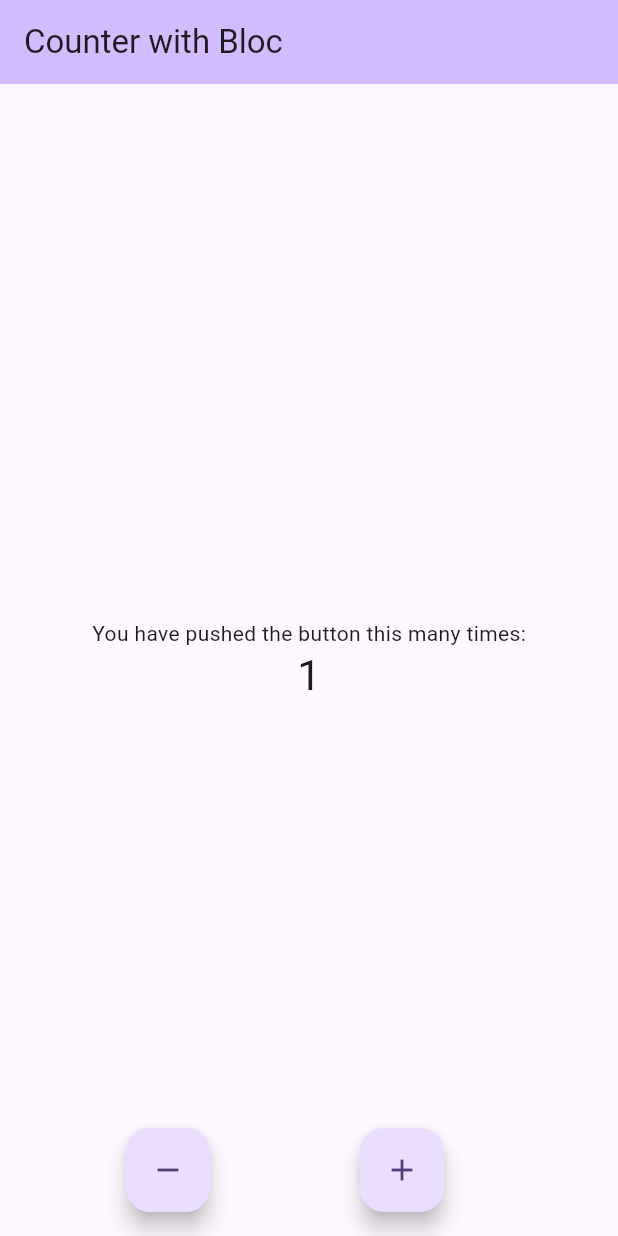
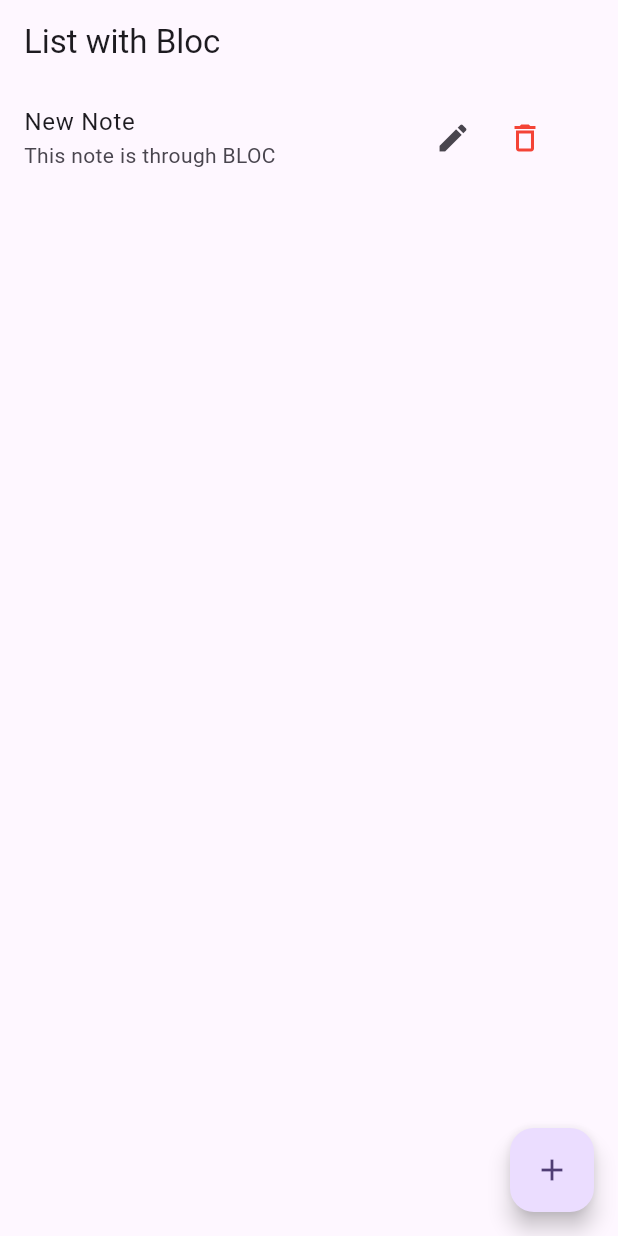
Before and after one commit to raunak2909/bloc_exp_392, a Flutter app: the screen it shows after launch, after a tap on the "add" icon, on a phone screen of 412 x 824 dp. Run offline on Flutter 3.47's test engine with Material 3 defaults, Android fonts, the phone set to English and light mode, and no system bars; our stand-ins replace flutter_bloc.

Commit message:
Implemented List of Map with BLOC

```diff
--- /dev/null
+++ b/lib/bloc/list_bloc.dart
@@ -0,0 +1,29 @@
+import 'package:bloc_exp_392/bloc/list_event.dart';
+import 'package:bloc_exp_392/bloc/list_state.dart';
+import 'package:flutter_bloc/flutter_bloc.dart';
+
+class ListBloc extends Bloc<ListEvent, ListState>{
+
+  ListBloc() : super(ListState(mData: [])){
+
+    on<AddMapEvent>((event, emit){
+      List<Map<String, dynamic>> currentData = state.mData;
+      currentData.add(event.newData);
+      emit(ListState(mData: currentData));
+    });
+
+    on<UpdateMapEvent>((event, emit){
+      List<Map<String, dynamic>> currentData = state.mData;
+      currentData[event.index] = event.updatedData;
+      emit(ListState(mData: currentData));
+    });
+
+    on<DeleteMapEvent>((event, emit){
+      List<Map<String, dynamic>> currentData = state.mData;
+      currentData.removeAt(event.index);
+      emit(ListState(mData: currentData));
+    });
+
+  }
+
+}
--- /dev/null
+++ b/lib/bloc/list_event.dart
@@ -0,0 +1,15 @@
+abstract class ListEvent{}
+
+class AddMapEvent extends ListEvent{
+  Map<String, dynamic> newData;
+  AddMapEvent({required this.newData});
+}
+class UpdateMapEvent extends ListEvent{
+  Map<String, dynamic> updatedData;
+  int index;
+  UpdateMapEvent({required this.updatedData, required this.index});
+}
+class DeleteMapEvent extends ListEvent{
+  int index;
+  DeleteMapEvent({required this.index});
+}
--- /dev/null
+++ b/lib/bloc/list_state.dart
@@ -0,0 +1,4 @@
+class ListState{
+  List<Map<String, dynamic>> mData;
+  ListState({required this.mData});
+}
--- a/lib/counter_bloc.dart
+++ b/lib/counter_bloc.dart
@@ -2,17 +2,17 @@ import 'package:bloc_exp_392/counter_event.dart';
 import 'package:bloc_exp_392/counter_state.dart';
 import 'package:flutter_bloc/flutter_bloc.dart';
 
-class CounterBloc extends Bloc<CounterEvent, int>{
+class CounterBloc extends Bloc<CounterEvent, CounterState>{
 
-  CounterBloc() : super(0){
+  CounterBloc() : super(CounterState(counter: 0)){
 
     on<IncrementEvent>((event, emit){
-      emit(state+1);
+      emit(CounterState(counter: state.counter+1));
     });
 
     on<DecrementEvent>((event, emit){
-      if(state>0) {
-        emit(state - 1);
+      if(state.counter>0) {
+        emit(CounterState(counter: state.counter-1));
       }
     });
 
--- /dev/null
+++ b/lib/list_page.dart
@@ -0,0 +1,60 @@
+import 'package:bloc_exp_392/bloc/list_bloc.dart';
+import 'package:bloc_exp_392/bloc/list_event.dart';
+import 'package:bloc_exp_392/bloc/list_state.dart';
+import 'package:flutter/material.dart';
+import 'package:flutter_bloc/flutter_bloc.dart';
+
+class ListPage extends StatelessWidget {
+  const ListPage({super.key});
+
+  @override
+  Widget build(BuildContext context) {
+    return Scaffold(
+      appBar: AppBar(
+        title: Text('List with Bloc'),
+      ),
+      body: BlocBuilder<ListBloc, ListState>(
+        builder: (_, state){
+
+          var allData = state.mData;
+
+          return allData.isNotEmpty ?  ListView.builder(
+              itemCount: allData.length,
+              itemBuilder: (_, index){
+                return ListTile(
+                  title: Text(allData[index]["title"]),
+                  subtitle: Text(allData[index]["desc"]),
+                  trailing: SizedBox(
+                    width: 110,
+                    child: Row(
+                      children: [
+                        IconButton(onPressed: (){
+                          context.read<ListBloc>().add(UpdateMapEvent(updatedData: {
+                            "title" : "Updated Note",
+                            "desc" : "This note is Updated through BLOC"
+                          }, index: index));
+                        }, icon: Icon(Icons.edit)),
+                        IconButton(onPressed: (){
+                          context.read<ListBloc>().add(DeleteMapEvent(index: index));
+                        }, icon: Icon(Icons.delete_outline, color: Colors.red,)),
+                      ],
+                    ),
+                  ),
+                );
+              }) : Center(
+            child: Text('No Data yet!!'),
+          );
+        },
+      ),
+      floatingActionButton: FloatingActionButton(
+        onPressed: (){
+          context.read<ListBloc>().add(AddMapEvent(newData: {
+            "title" : "New Note",
+            "desc" : "This note is through BLOC"
+          }));
+        },
+        child: Icon(Icons.add),
+      ),
+    );
+  }
+}
--- a/lib/main.dart
+++ b/lib/main.dart
@@ -1,5 +1,7 @@
+import 'package:bloc_exp_392/bloc/list_bloc.dart';
 import 'package:bloc_exp_392/counter_bloc.dart';
 import 'package:bloc_exp_392/counter_event.dart';
+import 'package:bloc_exp_392/list_page.dart';
 import 'package:flutter/material.dart';
 import 'package:flutter_bloc/flutter_bloc.dart';
 
@@ -35,9 +37,9 @@ class MyApp extends StatelessWidget {
         useMaterial3: true,
       ),
       home: BlocProvider(
-        create: (context) => CounterBloc(),
-        child: MyHomePage(),
-      ),
+        create: (context) => ListBloc(),
+        child: ListPage(),
+      )
     );
   }
 }
```
Also changed, not shown: lib/counter_state.dart (line endings or trailing spaces).
